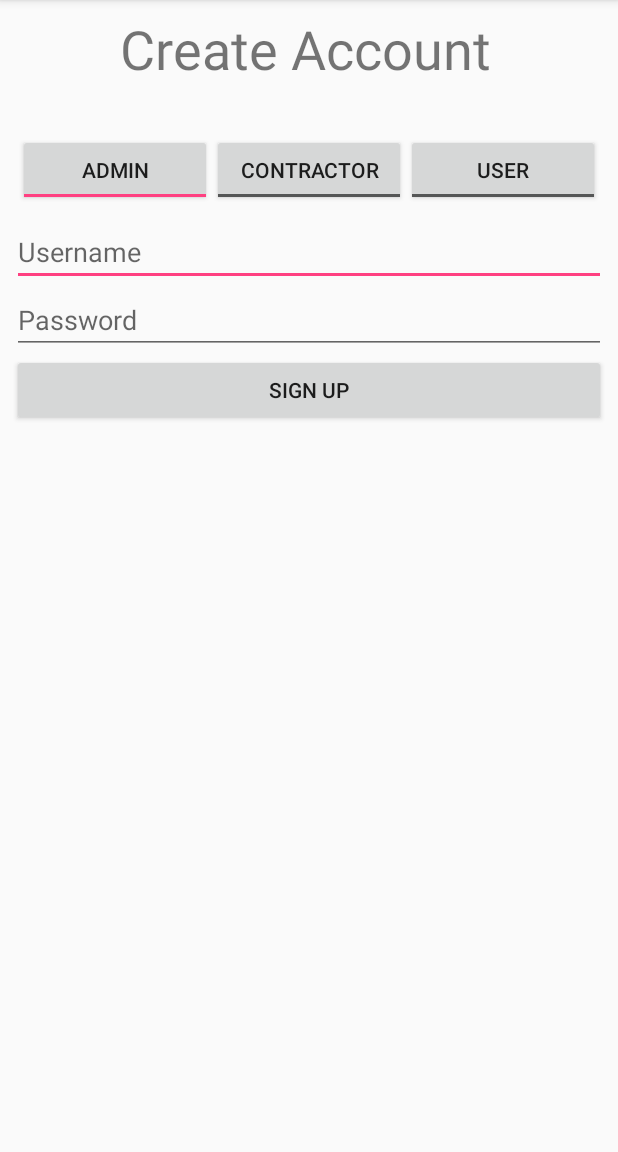
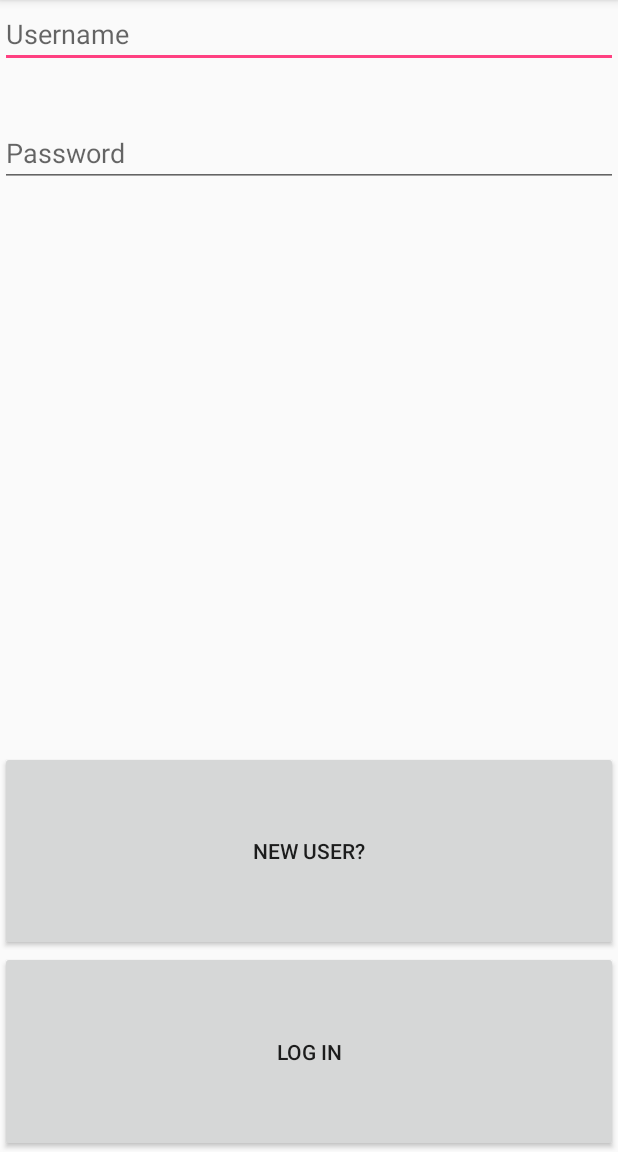
Before and after one commit to jcool030/hello_my_name_is_inigo_montoya, an Android app: the screen it shows after launch (WelcomeScreen before the commit, OpeningScreenActivity after it), on a phone screen of 412 x 824 dp, the part 84-1236 px from its top. Run offline under Robolectric (Android 15) with nearby library versions, the phone set to English and light mode, and no system bars.

Commit message:
Added Login Screen plus basic functionality

```diff
--- a/app/build.gradle
+++ b/app/build.gradle
@@ -19,8 +19,9 @@ android {
 }
 
 dependencies {
-    implementation 'com.google.firebase:firebase-core:16.0.1'
+    implementation 'com.google.firebase:firebase-core:16.0.4'
     implementation fileTree(dir: 'libs', include: ['*.jar'])
+    //noinspection GradleCompatible
     implementation 'com.android.support:appcompat-v7:28.0.0'
     implementation 'com.android.support.constraint:constraint-layout:1.1.3'
     implementation 'com.google.firebase:firebase-database:16.0.3'
--- /dev/null
+++ b/app/src/main/java/com/seg2105app/delieverable1/activities/OpeningScreenActivity.java
@@ -0,0 +1,42 @@
+package com.seg2105app.delieverable1.activities;
+
+import android.content.Intent;
+import android.support.v7.app.AppCompatActivity;
+import android.os.Bundle;
+import android.view.View;
+import android.widget.EditText;
+import android.widget.Toast;
+
+import com.seg2105app.deliverable1.activities.R;
+
+public class OpeningScreenActivity extends AppCompatActivity{
+    EditText username;
+    EditText password;
+
+    @Override
+    public void onCreate(Bundle savedInstanceState){
+        super.onCreate(savedInstanceState);
+        setContentView(R.layout.activity_opening_screen);
+        username =  (EditText)findViewById(R.id.username_textfield);
+        password = (EditText)findViewById(R.id.password_textfield);
+    }
+
+    public void onLoginClick(View view){
+        boolean hasUsername = username.getText().length() > 0;
+        boolean hasPassword = password.getText().length() > 0;
+
+        if(!hasUsername){
+            Toast toast = Toast.makeText(getApplicationContext(), "Please enter a username.", Toast.LENGTH_SHORT);
+            toast.show();
+        }
+        if(!hasPassword){
+            Toast toast = Toast.makeText(getApplicationContext(), "Please enter a password.", Toast.LENGTH_SHORT);
+            toast.show();
+        }
+    }
+
+    public void onNewUserClick(View view){
+        Intent newUserIntent = new Intent(this, SignUpScreenActivity.class);
+        startActivity(newUserIntent);
+    }
+}
--- a/app/src/main/java/com/seg2105app/users/Administrator.java
+++ b/app/src/main/java/com/seg2105app/delieverable1/users/Administrator.java
@@ -1,4 +1,4 @@
-package com.seg2105app.users;
+package com.seg2105app.delieverable1.users;
 
 public class Administrator extends User{
 
--- a/app/src/main/java/com/seg2105app/users/HomeOwner.java
+++ b/app/src/main/java/com/seg2105app/delieverable1/users/HomeOwner.java
@@ -1,4 +1,4 @@
-package com.seg2105app.users;
+package com.seg2105app.delieverable1.users;
 
 public class HomeOwner extends User{
 
--- a/app/src/main/java/com/seg2105app/users/ServiceProvider.java
+++ b/app/src/main/java/com/seg2105app/delieverable1/users/ServiceProvider.java
@@ -1,4 +1,4 @@
-package com.seg2105app.users;
+package com.seg2105app.delieverable1.users;
 
 public class ServiceProvider extends User {
 
--- a/app/src/main/java/com/seg2105app/users/User.java
+++ b/app/src/main/java/com/seg2105app/delieverable1/users/User.java
@@ -1,8 +1,10 @@
-package com.seg2105app.users;
+package com.seg2105app.delieverable1.users;
 
 public abstract class User {
     private String username;
     private String password;
+    private String firstName;
+    private String lastName;
 
     public User(String username, String password){
         this.username = username;
--- /dev/null
+++ b/app/src/main/res/layout/activity_opening_screen.xml
@@ -0,0 +1,64 @@
+<?xml version="1.0" encoding="utf-8"?>
+<android.support.constraint.ConstraintLayout
+    xmlns:android="http://schemas.android.com/apk/res/android" android:layout_width="match_parent"
+    xmlns:tools="http://schemas.android.com/tools"
+    android:layout_height="match_parent">
+    tools:context=".OpeningScreenActivity">
+
+    <LinearLayout
+        android:layout_width="match_parent"
+        android:layout_height="match_parent"
+        android:orientation="vertical">
+
+        <LinearLayout
+            android:layout_width="match_parent"
+            android:layout_height="wrap_content"
+            android:layout_weight="0.2"
+            android:orientation="horizontal">
+
+            <EditText
+                android:id="@+id/username_textfield"
+                android:layout_width="wrap_content"
+                android:layout_height="wrap_content"
+                android:layout_weight="1"
+                android:hint="@string/username" />
+        </LinearLayout>
+
+        <LinearLayout
+            android:layout_width="match_parent"
+            android:layout_height="wrap_content"
+            android:layout_weight="0.2"
+            android:orientation="horizontal">
+
+            <EditText
+                android:id="@+id/password_textfield"
+                android:layout_width="wrap_content"
+                android:layout_height="wrap_content"
+                android:layout_weight="1"
+                android:ems="10"
+                android:hint="@string/password"
+                android:inputType="textPassword" />
+        </LinearLayout>
+
+        <Space
+            android:layout_width="match_parent"
+            android:layout_height="wrap_content"
+            android:layout_weight="2" />
+
+        <Button
+            android:id="@+id/new_user_bttn"
+            android:layout_width="match_parent"
+            android:layout_height="wrap_content"
+            android:layout_weight="0.5"
+            android:onClick="onNewUserClick"
+            android:text="@string/newuser_text" />
+
+        <Button
+            android:id="@+id/log_in_bttn"
+            android:layout_width="match_parent"
+            android:layout_height="wrap_content"
+            android:layout_weight="0.5"
+            android:onClick="onLoginClick"
+            android:text="@string/login_text" />
+    </LinearLayout>
+</android.support.constraint.ConstraintLayout>
--- a/app/src/main/res/layout/activity_welcome_screen.xml
+++ b/app/src/main/res/layout/activity_signup_screen.xml
@@ -4,7 +4,7 @@
     xmlns:tools="http://schemas.android.com/tools"
     android:layout_width="match_parent"
     android:layout_height="match_parent"
-    tools:context=".WelcomeScreen">
+    tools:context="com.seg2105app.delieverable1.activities.SignUpScreenActivity">
 
     <LinearLayout
         android:id="@+id/linearLayout"
@@ -25,7 +25,7 @@
             android:layout_width="wrap_content"
             android:layout_height="0dp"
             android:layout_weight="1"
-            android:text="Create Account"
+            android:text="@string/create_account"
             android:textSize="36sp"
             app:layout_constraintBottom_toTopOf="@+id/loginbutton"
             app:layout_constraintEnd_toEndOf="parent"
@@ -138,6 +138,7 @@
             android:layout_width="match_parent"
             android:layout_height="wrap_content"
             android:layout_weight="1"
+            android:clickable="true"
             android:text="Sign Up"
             tools:layout_editor_absoluteX="147dp"
             tools:layout_editor_absoluteY="435dp" />
--- a/app/src/main/res/values/strings.xml
+++ b/app/src/main/res/values/strings.xml
@@ -1,3 +1,8 @@
 <resources>
     <string name="app_name">Delieverable 1</string>
+    <string name="login_text">Log in</string>
+    <string name="newuser_text">New User?</string>
+    <string name="password">Password</string>
+    <string name="username">Username</string>
+    <string name="create_account">Create Account</string>
 </resources>
--- a/build.gradle
+++ b/build.gradle
@@ -7,7 +7,7 @@ buildscript {
         jcenter()
     }
     dependencies {
-        classpath 'com.android.tools.build:gradle:3.1.4'
+        classpath 'com.android.tools.build:gradle:3.2.1'
 
 
         // NOTE: Do not place your application dependencies here; they belong
```
Also changed, not shown: app/src/main/AndroidManifest.xml (+9 -6 lines), app/src/main/java/com/seg2105app/delieverable1/activities/SignUpScreenActivity.java (renamed from app/src/main/java/com/example/dmitrykutin/delieverable1/WelcomeScreen.java, +10 -7 lines), gradle/wrapper/gradle-wrapper.properties, 2 other files.
